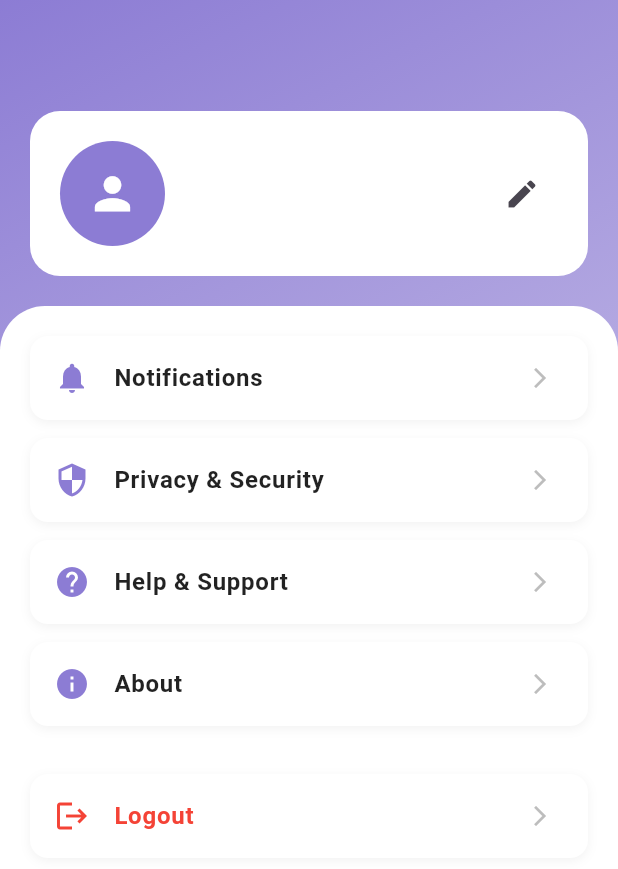
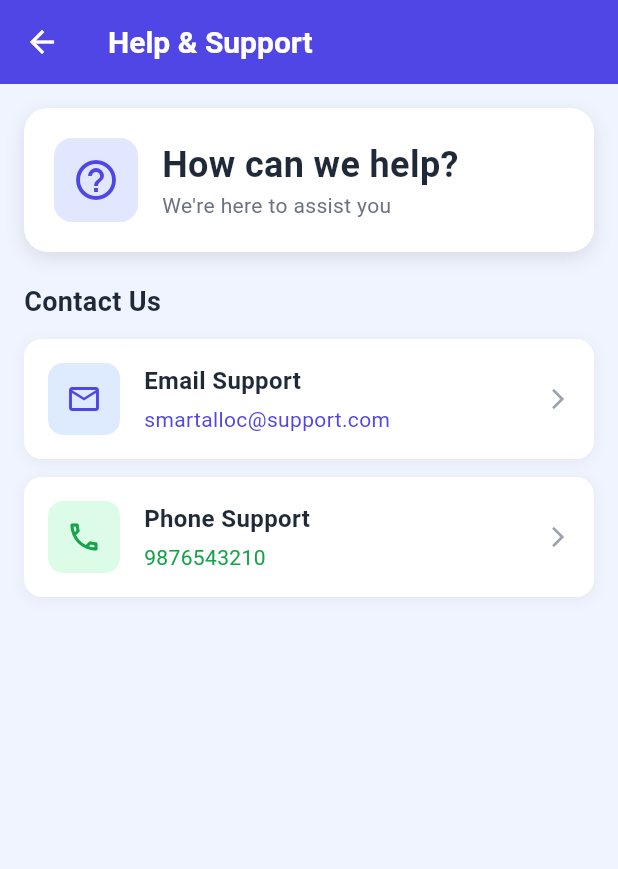
Before and after one commit to fasnafebin24/smartalloc, a Flutter app: the SettingsScreen widget shown alone on an empty page, opened directly, after a tap on "Help & Support", on a phone screen of 412 x 824 dp. Shown: the top 869 px of the screen. Run offline on Flutter 3.47's test engine with Material 3 defaults, Android fonts, the light colour scheme and no system bars; drawn by our look-alikes of cached_network_image; our stand-ins replace cloud_firestore, dio, file_picker, firebase_auth, firebase_core, image_picker and 2 more; missing offline and left inert: syncfusion_flutter_pdfviewer; accounts and stored records are empty; network calls fail.

Commit message:
update help and privacy

```diff
--- /dev/null
+++ b/lib/features/settings/heplandsupport.dart
@@ -0,0 +1,277 @@
+import 'package:flutter/material.dart';
+import 'package:url_launcher/url_launcher.dart';
+
+class HelpSupportScreen extends StatefulWidget {
+  const HelpSupportScreen({Key? key}) : super(key: key);
+
+  @override
+  State<HelpSupportScreen> createState() => _HelpSupportScreenState();
+}
+
+class _HelpSupportScreenState extends State<HelpSupportScreen> {
+  String? expandedFaq;
+
+  void toggleFaq(String faqId) {
+    setState(() {
+      expandedFaq = expandedFaq == faqId ? null : faqId;
+    });
+  }
+
+  Future<void> _launchEmail() async {
+    final Uri emailUri = Uri(
+      scheme: 'mailto',
+      path: 'smartalloc@support.com',
+      query: 'subject=Support Request - Smart Alloc',
+    );
+
+    if (await canLaunchUrl(emailUri)) {
+      await launchUrl(emailUri);
+    } else {
+      if (mounted) {
+        ScaffoldMessenger.of(context).showSnackBar(
+          const SnackBar(content: Text('Could not open email app')),
+        );
+      }
+    }
+  }
+
+  Future<void> _launchPhone() async {
+    final Uri phoneUri = Uri(scheme: 'tel', path: '9876543210');
+
+    if (await canLaunchUrl(phoneUri)) {
+      await launchUrl(phoneUri);
+    } else {
+      if (mounted) {
+        ScaffoldMessenger.of(context).showSnackBar(
+          const SnackBar(content: Text('Could not open phone app')),
+        );
+      }
+    }
+  }
+
+  @override
+  Widget build(BuildContext context) {
+    return Scaffold(
+      backgroundColor: const Color(0xFFF0F4FF),
+      appBar: AppBar(
+        title: const Text('Help & Support'),
+        backgroundColor: const Color(0xFF4F46E5),
+        elevation: 0,
+      ),
+      body: SingleChildScrollView(
+        padding: const EdgeInsets.all(16.0),
+        child: Column(
+          crossAxisAlignment: CrossAxisAlignment.start,
+          children: [
+            // Header Card
+            Container(
+              padding: const EdgeInsets.all(20),
+              decoration: BoxDecoration(
+                color: Colors.white,
+                borderRadius: BorderRadius.circular(16),
+                boxShadow: [
+                  BoxShadow(
+                    color: Colors.black.withOpacity(0.1),
+                    blurRadius: 10,
+                    offset: const Offset(0, 4),
+                  ),
+                ],
+              ),
+              child: Column(
+                crossAxisAlignment: CrossAxisAlignment.start,
+                children: [
+                  Row(
+                    children: [
+                      Container(
+                        padding: const EdgeInsets.all(12),
+                        decoration: BoxDecoration(
+                          color: const Color(0xFFE0E7FF),
+                          borderRadius: BorderRadius.circular(12),
+                        ),
+                        child: const Icon(
+                          Icons.help_outline,
+                          color: Color(0xFF4F46E5),
+                          size: 32,
+                        ),
+                      ),
+                      const SizedBox(width: 16),
+                      const Expanded(
+                        child: Column(
+                          crossAxisAlignment: CrossAxisAlignment.start,
+                          children: [
+                            Text(
+                              'How can we help?',
+                              style: TextStyle(
+                                fontSize: 24,
+                                fontWeight: FontWeight.bold,
+                                color: Color(0xFF1F2937),
+                              ),
+                            ),
+                            Text(
+                              'We\'re here to assist you',
+                              style: TextStyle(
+                                fontSize: 14,
+                                color: Color(0xFF6B7280),
+                              ),
+                            ),
+                          ],
+                        ),
+                      ),
+                    ],
+                  ),
+                ],
+              ),
+            ),
+            const SizedBox(height: 20),
+
+            // Contact Options
+            const Text(
+              'Contact Us',
+              style: TextStyle(
+                fontSize: 18,
+                fontWeight: FontWeight.bold,
+                color: Color(0xFF1F2937),
+              ),
+            ),
+            const SizedBox(height: 12),
+
+            // Email Card
+            InkWell(
+              onTap: _launchEmail,
+              borderRadius: BorderRadius.circular(12),
+              child: Container(
+                padding: const EdgeInsets.all(16),
+                decoration: BoxDecoration(
+                  color: Colors.white,
+                  borderRadius: BorderRadius.circular(12),
+                  boxShadow: [
+                    BoxShadow(
+                      color: Colors.black.withOpacity(0.05),
+                      blurRadius: 8,
+                      offset: const Offset(0, 2),
+                    ),
+                  ],
+                ),
+                child: Row(
+                  children: [
+                    Container(
+                      padding: const EdgeInsets.all(12),
+                      decoration: BoxDecoration(
+                        color: const Color(0xFFDEEBFF),
+                        borderRadius: BorderRadius.circular(10),
+                      ),
+                      child: const Icon(
+                        Icons.mail_outline,
+                        color: Color(0xFF4F46E5),
+                        size: 24,
+                      ),
+                    ),
+                    const SizedBox(width: 16),
+                    const Expanded(
+                      child: Column(
+                        crossAxisAlignment: CrossAxisAlignment.start,
+                        children: [
+                          Text(
+                            'Email Support',
+                            style: TextStyle(
+                              fontSize: 16,
+                              fontWeight: FontWeight.w600,
+                              color: Color(0xFF1F2937),
+                            ),
+                          ),
+                          SizedBox(height: 4),
+                          Text(
+                            'smartalloc@support.com',
+                            style: TextStyle(
+                              fontSize: 14,
+                              color: Color(0xFF4F46E5),
+                            ),
+                          ),
+                        ],
+                      ),
+                    ),
+                    const Icon(
+                      Icons.arrow_forward_ios,
+                      size: 16,
+                      color: Color(0xFF9CA3AF),
+                    ),
+                  ],
+                ),
+              ),
+            ),
+            const SizedBox(height: 12),
+
+            // Phone Card
+            InkWell(
+              onTap: _launchPhone,
+              borderRadius: BorderRadius.circular(12),
+              child: Container(
+                padding: const EdgeInsets.all(16),
+                decoration: BoxDecoration(
+                  color: Colors.white,
+                  borderRadius: BorderRadius.circular(12),
+                  boxShadow: [
+                    BoxShadow(
+                      color: Colors.black.withOpacity(0.05),
+                      blurRadius: 8,
+                      offset: const Offset(0, 2),
+                    ),
+                  ],
+                ),
+                child: Row(
+                  children: [
+                    Container(
+                      padding: const EdgeInsets.all(12),
+                      decoration: BoxDecoration(
+                        color: const Color(0xFFDCFCE7),
+                        borderRadius: BorderRadius.circular(10),
+                      ),
+                      child: const Icon(
+                        Icons.phone_outlined,
+                        color: Color(0xFF16A34A),
+                        size: 24,
+                      ),
+                    ),
+                    const SizedBox(width: 16),
+                    const Expanded(
+                      child: Column(
+                        crossAxisAlignment: CrossAxisAlignment.start,
+                        children: [
+                          Text(
+                            'Phone Support',
+                            style: TextStyle(
+                              fontSize: 16,
+                              fontWeight: FontWeight.w600,
+                              color: Color(0xFF1F2937),
+                            ),
+                          ),
+                          SizedBox(height: 4),
+                          Text(
+                            '9876543210',
+                            style: TextStyle(
+                              fontSize: 14,
+                              color: Color(0xFF16A34A),
+                            ),
+                          ),
+                        ],
+                      ),
+                    ),
+                    const Icon(
+                      Icons.arrow_forward_ios,
+                      size: 16,
+                      color: Color(0xFF9CA3AF),
+                    ),
+                  ],
+                ),
+              ),
+            ),
+            const SizedBox(height: 24),
+
+
+            const SizedBox(height: 20),
+          ],
+        ),
+      ),
+    );
+  }
+}
--- a/lib/features/teacher/settings/teachsettings_screen.dart
+++ b/lib/features/teacher/settings/teachsettings_screen.dart
@@ -4,10 +4,12 @@ import 'package:cached_network_image/cached_network_image.dart';
 import 'package:flutter/material.dart';
 import 'package:shared_preferences/shared_preferences.dart';
 import 'package:smartalloc/features/profail_screen.dart';
+import 'package:smartalloc/features/settings/heplandsupport.dart';
 
 import '../../../utils/extension/upperfstring_ext.dart';
 import '../../../utils/variables/globalvariables.dart';
 import '../../authentification/login_screen.dart';
+import '../../settings/privacypolicy_screen.dart';
 
 class SettingsScreen extends StatefulWidget {
   const SettingsScreen({super.key});
@@ -128,9 +130,12 @@ class _SettingsScreenState extends State<SettingsScreen> {
                   padding: const EdgeInsets.all(20),
                   children: [
                     _settingTile(Icons.notifications, 'Notifications', () {}),
-                    _settingTile(Icons.security, 'Privacy & Security', () {}),
-                    _settingTile(Icons.help, 'Help & Support', () {}),
-                    _settingTile(Icons.info, 'About', () {}),
+                    _settingTile(Icons.security, 'Privacy & Policy', () {
+                      Navigator.push(context, MaterialPageRoute(builder: (context) => const PrivacyPolicyScreen(),));
+                    }),
+                    _settingTile(Icons.help, 'Help & Support', () {
+                      Navigator.push(context, MaterialPageRoute(builder: (context) => const HelpSupportScreen(),));
+                    }),
                     const SizedBox(height: 20),
                     _settingTile(Icons.logout, 'Logout', ()async {
                        SharedPreferences prefs = await  SharedPreferences.getInstance();
```
Also changed, not shown: lib/features/settings/privacypolicy_screen.dart (added, +413 -0 lines).
